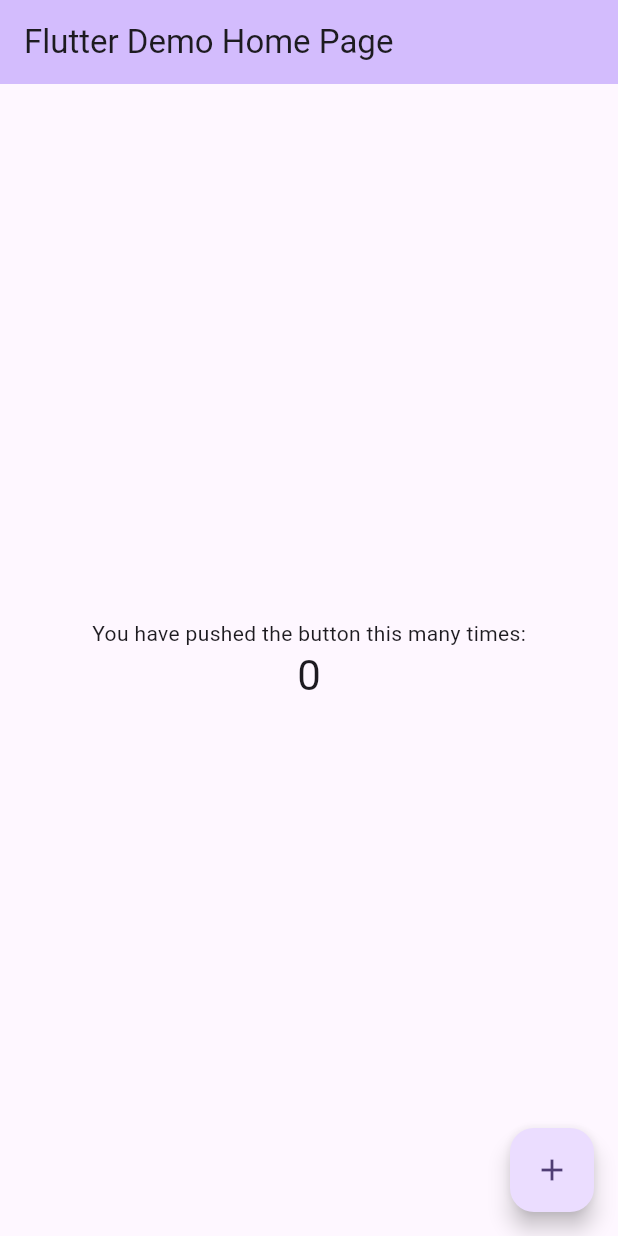
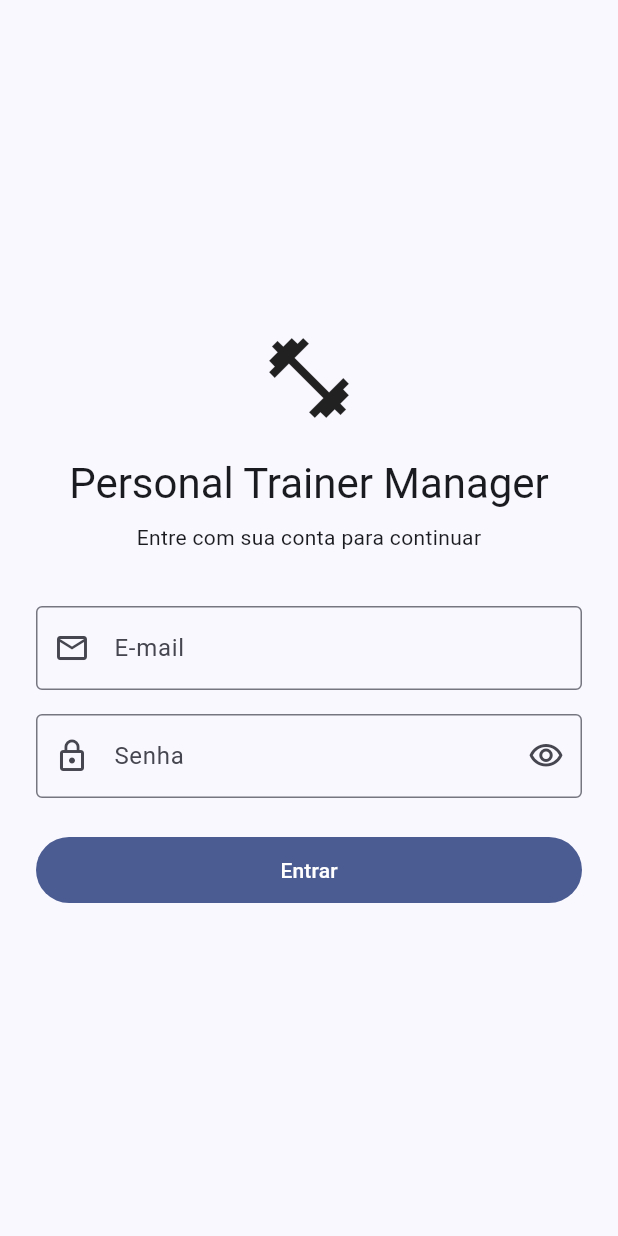
Before and after one commit to lfbond/personal-trainer-manager, a Flutter app: the screen it shows after launch, on a phone screen of 412 x 824 dp. Run offline on Flutter 3.47's test engine with Material 3 defaults, Android fonts, the phone set to English and light mode, and no system bars; our stand-ins replace dio, flutter_riverpod, flutter_secure_storage, go_router, material_ui.

Commit message:
feat(mobile): preserve Flutter authentication implementation before React Native migration

```diff
--- /dev/null
+++ b/mobile/lib/core/network/api_client.dart
@@ -0,0 +1,20 @@
+import 'package:dio/dio.dart';
+
+class ApiClient {
+  static const String baseUrl = String.fromEnvironment(
+    'API_BASE_URL',
+    defaultValue: 'https://personal-trainer-manager-api.onrender.com',
+  );
+
+  static final Dio dio = Dio(
+    BaseOptions(
+      baseUrl: baseUrl,
+      connectTimeout: const Duration(seconds: 30),
+      receiveTimeout: const Duration(seconds: 30),
+      headers: {
+        'Content-Type': 'application/json',
+        'Accept': 'application/json',
+      },
+    ),
+  );
+}
--- /dev/null
+++ b/mobile/lib/features/auth/presentation/login_page.dart
@@ -0,0 +1,192 @@
+import 'package:dio/dio.dart';
+import 'package:material_ui/material_ui.dart';
+import 'package:go_router/go_router.dart';
+
+import '../data/auth_repository.dart';
+
+class LoginPage extends StatefulWidget {
+  const LoginPage({super.key});
+
+  @override
+  State<LoginPage> createState() => _LoginPageState();
+}
+
+class _LoginPageState extends State<LoginPage> {
+  final _formKey = GlobalKey<FormState>();
+
+  final _emailController = TextEditingController();
+  final _passwordController = TextEditingController();
+
+  final _authRepository = AuthRepository();
+
+  bool _loading = false;
+  bool _obscurePassword = true;
+  String? _errorMessage;
+
+  Future<void> _login() async {
+    if (!_formKey.currentState!.validate()) {
+      return;
+    }
+
+    setState(() {
+      _loading = true;
+      _errorMessage = null;
+    });
+
+    try {
+      await _authRepository.login(
+        email: _emailController.text,
+        password: _passwordController.text,
+      );
+
+      if (!mounted) return;
+
+      context.go('/dashboard');
+    } on DioException catch (error) {
+      if (!mounted) return;
+
+      final statusCode = error.response?.statusCode;
+
+      setState(() {
+        _errorMessage = statusCode == 401
+            ? 'E-mail ou senha inválidos.'
+            : 'Não foi possível conectar à API. '
+                  'Verifique sua conexão e tente novamente.';
+      });
+    } catch (_) {
+      if (!mounted) return;
+
+      setState(() {
+        _errorMessage = 'Ocorreu um erro ao realizar o login.';
+      });
+    } finally {
+      if (mounted) {
+        setState(() {
+          _loading = false;
+        });
+      }
+    }
+  }
+
+  @override
+  void dispose() {
+    _emailController.dispose();
+    _passwordController.dispose();
+    super.dispose();
+  }
+
+  @override
+  Widget build(BuildContext context) {
+    return Scaffold(
+      body: SafeArea(
+        child: Center(
+          child: SingleChildScrollView(
+            padding: const EdgeInsets.all(24),
+            child: ConstrainedBox(
+              constraints: const BoxConstraints(maxWidth: 420),
+              child: Form(
+                key: _formKey,
+                child: Column(
+                  crossAxisAlignment: CrossAxisAlignment.stretch,
+                  children: [
+                    const Icon(Icons.fitness_center, size: 64),
+                    const SizedBox(height: 20),
+                    Text(
+                      'Personal Trainer Manager',
+                      textAlign: TextAlign.center,
+                      style: Theme.of(context).textTheme.headlineMedium,
+                    ),
+                    const SizedBox(height: 8),
+                    const Text(
+                      'Entre com sua conta para continuar',
+                      textAlign: TextAlign.center,
+                    ),
+                    const SizedBox(height: 36),
+                    TextFormField(
+                      controller: _emailController,
+                      keyboardType: TextInputType.emailAddress,
+                      autofillHints: const [AutofillHints.email],
+                      decoration: const InputDecoration(
+                        labelText: 'E-mail',
+                        prefixIcon: Icon(Icons.email_outlined),
+                        border: OutlineInputBorder(),
+                      ),
+                      validator: (value) {
+                        if (value == null || value.trim().isEmpty) {
+                          return 'Informe seu e-mail.';
+                        }
+
+                        if (!RegExp(r'^[^@\s]+@[^@\s]+\.[^@\s]+$')
+                            .hasMatch(value.trim())) {
+                          return 'Informe um e-mail válido.';
+                        }
+
+                        return null;
+                      },
+                    ),
+                    const SizedBox(height: 16),
+                    TextFormField(
+                      controller: _passwordController,
+                      obscureText: _obscurePassword,
+                      autofillHints: const [AutofillHints.password],
+                      decoration: InputDecoration(
+                        labelText: 'Senha',
+                        prefixIcon: const Icon(Icons.lock_outline),
+                        border: const OutlineInputBorder(),
+                        suffixIcon: IconButton(
+                          onPressed: () {
+                            setState(() {
+                              _obscurePassword = !_obscurePassword;
+                            });
+                          },
+                          icon: Icon(
+                            _obscurePassword
+                                ? Icons.visibility_outlined
+                                : Icons.visibility_off_outlined,
+                          ),
+                        ),
+                      ),
+                      validator: (value) {
+                        if (value == null || value.isEmpty) {
+                          return 'Informe sua senha.';
+                        }
+
+                        return null;
+                      },
+                    ),
+                    if (_errorMessage != null) ...[
+                      const SizedBox(height: 16),
+                      Text(
+                        _errorMessage!,
+                        textAlign: TextAlign.center,
+                        style: TextStyle(
+                          color: Theme.of(context).colorScheme.error,
+                        ),
+                      ),
+                    ],
+                    const SizedBox(height: 24),
+                    FilledButton(
+                      onPressed: _loading ? null : _login,
+                      child: Padding(
+                        padding: const EdgeInsets.all(12),
+                        child: _loading
+                            ? const SizedBox(
+                                width: 22,
+                                height: 22,
+                                child: CircularProgressIndicator(
+                                  strokeWidth: 2,
+                                ),
+                              )
+                            : const Text('Entrar'),
+                      ),
+                    ),
+                  ],
+                ),
+              ),
+            ),
+          ),
+        ),
+      ),
+    );
+  }
+}
--- a/mobile/lib/main.dart
+++ b/mobile/lib/main.dart
@@ -1,121 +1,150 @@
 import 'package:material_ui/material_ui.dart';
+import 'package:flutter_riverpod/flutter_riverpod.dart';
+import 'package:go_router/go_router.dart';
+
+import 'features/auth/data/auth_repository.dart';
+import 'features/auth/presentation/login_page.dart';
 
 void main() {
-  runApp(const MyApp());
+  WidgetsFlutterBinding.ensureInitialized();
+
+  runApp(const ProviderScope(child: PersonalTrainerManagerApp()));
 }
 
-class MyApp extends StatelessWidget {
-  const MyApp({super.key});
+final authRepositoryProvider = Provider<AuthRepository>((ref) {
+  return AuthRepository();
+});
 
-  // This widget is the root of your application.
+final routerProvider = Provider<GoRouter>((ref) {
+  final authRepository = ref.read(authRepositoryProvider);
+
+  return GoRouter(
+    initialLocation: '/',
+    routes: [
+      GoRoute(
+        path: '/',
+        builder: (context, state) =>
+            SessionPage(authRepository: authRepository),
+      ),
+      GoRoute(path: '/login', builder: (context, state) => const LoginPage()),
+      GoRoute(
+        path: '/dashboard',
+        builder: (context, state) =>
+            DashboardPage(authRepository: authRepository),
+      ),
+    ],
+  );
+});
+
+class PersonalTrainerManagerApp extends ConsumerWidget {
+  const PersonalTrainerManagerApp({super.key});
+
   @override
-  Widget build(BuildContext context) {
-    return MaterialApp(
-      title: 'Flutter Demo',
+  Widget build(BuildContext context, WidgetRef ref) {
+    final router = ref.watch(routerProvider);
+
+    return MaterialApp.router(
+      title: 'Personal Trainer Manager',
+      debugShowCheckedModeBanner: false,
       theme: ThemeData(
-        // This is the theme of your application.
-        //
-        // TRY THIS: Try running your application with "flutter run". You'll see
-        // the application has a purple toolbar. Then, without quitting the app,
-        // try changing the seedColor in the colorScheme below to Colors.green
-        // and then invoke "hot reload" (save your changes or press the "hot
-        // reload" button in a Flutter-supported IDE, or press "r" if you used
-        // the command line to start the app).
-        //
-        // Notice that the counter didn't reset back to zero; the application
-        // state is not lost during the reload. To reset the state, use hot
-        // restart instead.
-        //
-        // This works for code too, not just values: Most code changes can be
-        // tested with just a hot reload.
-        colorScheme: .fromSeed(seedColor: Colors.deepPurple),
+        colorScheme: ColorScheme.fromSeed(seedColor: const Color(0xFF2563EB)),
+        useMaterial3: true,
       ),
-      home: const MyHomePage(title: 'Flutter Demo Home Page'),
+      routerConfig: router,
     );
   }
 }
 
-class MyHomePage extends StatefulWidget {
-  const MyHomePage({super.key, required this.title});
+class SessionPage extends StatefulWidget {
+  const SessionPage({super.key, required this.authRepository});
 
-  // This widget is the home page of your application. It is stateful, meaning
-  // that it has a State object (defined below) that contains fields that affect
-  // how it looks.
-
-  // This class is the configuration for the state. It holds the values (in this
-  // case the title) provided by the parent (in this case the App widget) and
-  // used by the build method of the State. Fields in a Widget subclass are
-  // always marked "final".
-
-  final String title;
+  final AuthRepository authRepository;
 
   @override
-  State<MyHomePage> createState() => _MyHomePageState();
+  State<SessionPage> createState() => _SessionPageState();
 }
 
-class _MyHomePageState extends State<MyHomePage> {
-  int _counter = 0;
+class _SessionPageState extends State<SessionPage> {
+  @override
+  void initState() {
+    super.initState();
+    _restoreSession();
+  }
 
-  void _incrementCounter() {
-    setState(() {
-      // This call to setState tells the Flutter framework that something has
-      // changed in this State, which causes it to rerun the build method below
-      // so that the display can reflect the updated values. If we changed
-      // _counter without calling setState(), then the build method would not be
-      // called again, and so nothing would appear to happen.
-      _counter++;
-    });
+  Future<void> _restoreSession() async {
+    try {
+      final token = await widget.authRepository.getToken();
+
+      if (!mounted) return;
+
+      context.go(token != null && token.isNotEmpty ? '/dashboard' : '/login');
+    } catch (_) {
+      if (!mounted) return;
+
+      context.go('/login');
+    }
   }
 
   @override
   Widget build(BuildContext context) {
-    // This method is rerun every time setState is called, for instance as done
-    // by the _incrementCounter method above.
-    //
-    // The Flutter framework has been optimized to make rerunning build methods
-    // fast, so that you can just rebuild anything that needs updating rather
-    // than having to individually change instances of widgets.
+    return const Scaffold(body: Center(child: CircularProgressIndicator()));
+  }
+}
+
+class DashboardPage extends StatefulWidget {
+  const DashboardPage({super.key, required this.authRepository});
+
+  final AuthRepository authRepository;
+
+  @override
+  State<DashboardPage> createState() => _DashboardPageState();
+}
+
+class _DashboardPageState extends State<DashboardPage> {
+  Future<void> _logout() async {
+    await widget.authRepository.logout();
+
+    if (!mounted) return;
+
+    context.go('/login');
+  }
+
+  @override
+  Widget build(BuildContext context) {
     return Scaffold(
       appBar: AppBar(
-        // TRY THIS: Try changing the color here to a specific color (to
-        // Colors.amber, perhaps?) and trigger a hot reload to see the AppBar
-        // change color while the other colors stay the same.
-        backgroundColor: Theme.of(context).colorScheme.inversePrimary,
-        // Here we take the value from the MyHomePage object that was created by
-        // the App.build method, and use it to set our appbar title.
-        title: Text(widget.title),
+        title: const Text('Personal Trainer Manager'),
+        actions: [
+          IconButton(
+            tooltip: 'Sair',
+            onPressed: _logout,
+            icon: const Icon(Icons.logout),
           ),
-      body: Center(
-        // Center is a layout widget. It takes a single child and positions it
-        // in the middle of the parent.
+        ],
+      ),
+      body: const Center(
+        child: Padding(
+          padding: EdgeInsets.all(24),
           child: Column(
-          // Column is also a layout widget. It takes a list of children and
-          // arranges them vertically. By default, it sizes itself to fit its
-          // children horizontally, and tries to be as tall as its parent.
-          //
-          // Column has various properties to control how it sizes itself and
-          // how it positions its children. Here we use mainAxisAlignment to
-          // center the children vertically; the main axis here is the vertical
-          // axis because Columns are vertical (the cross axis would be
-          // horizontal).
-          //
-          // TRY THIS: Invoke "debug painting" (choose the "Toggle Debug Paint"
-          // action in the IDE, or press "p" in the console), to see the
-          // wireframe for each widget.
-          mainAxisAlignment: .center,
+            mainAxisSize: MainAxisSize.min,
             children: [
-            const Text('You have pushed the button this many times:'),
+              Icon(Icons.check_circle_outline, color: Colors.green, size: 64),
+              SizedBox(height: 20),
               Text(
-              '$_counter',
-              style: Theme.of(context).textTheme.headlineMedium,
+                'Login realizado com sucesso!',
+                textAlign: TextAlign.center,
+                style: TextStyle(fontSize: 22, fontWeight: FontWeight.bold),
+              ),
+              SizedBox(height: 12),
+              Text(
+                'A autenticação inicial está integrada '
+                'à API. O Dashboard completo será '
+                'implementado na próxima etapa.',
+                textAlign: TextAlign.center,
               ),
             ],
           ),
         ),
-      floatingActionButton: FloatingActionButton(
-        onPressed: _incrementCounter,
-        tooltip: 'Increment',
-        child: const Icon(Icons.add),
       ),
     );
   }
```
Also changed, not shown: mobile/lib/features/auth/data/auth_repository.dart (added, +44 -0 lines), 1 other file. Lines whose indentation alone changed are shown as unchanged.
